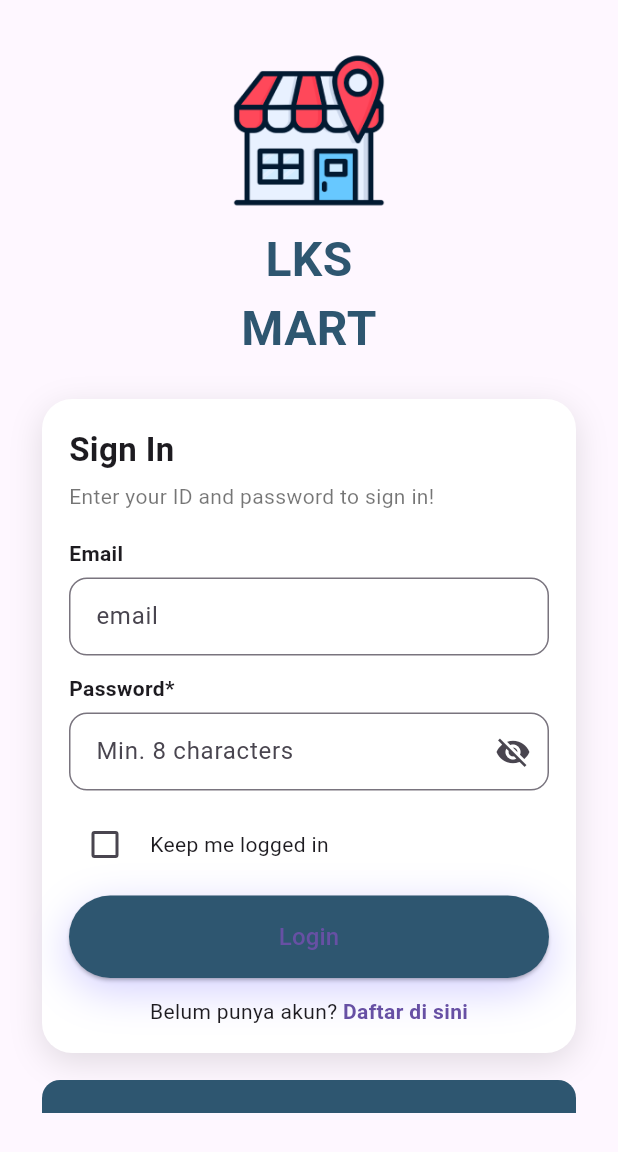
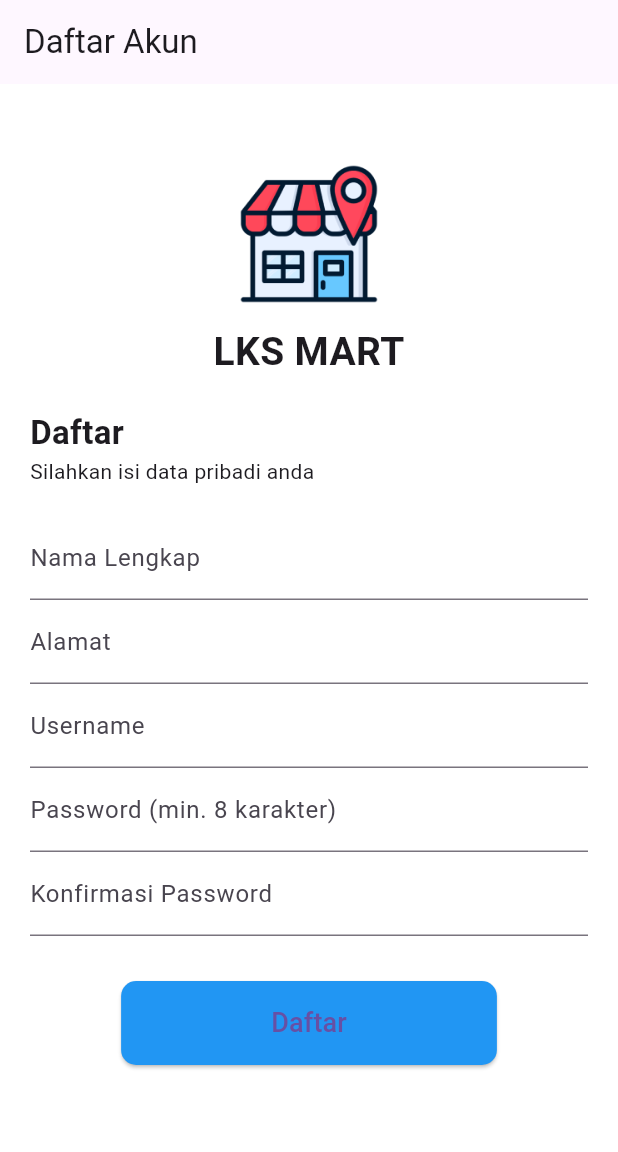
Before and after one commit to ShizukanaSeiza/UTS_Satria-Erlangga-Pradana_2407810040009, a Flutter app: the screen it shows after launch, on a phone screen of 412 x 824 dp. Shown: the top 1152 px of the screen. Run offline on Flutter 3.47's test engine with Material 3 defaults, Android fonts, the phone set to English and light mode, and no system bars.

Commit message:
Menu Daftar1

```diff
--- /dev/null
+++ b/uts_satria_erlangga_pradana_2407810040009/lib/jawaban/menudaftar.dart
@@ -0,0 +1,168 @@
+import 'package:flutter/material.dart';
+
+class RegisterMenuPage extends StatefulWidget {
+  const RegisterMenuPage({super.key});
+
+  @override
+  State<RegisterMenuPage> createState() => _RegisterMenuPageState();
+}
+
+class _RegisterMenuPageState extends State<RegisterMenuPage> {
+  final _formKey = GlobalKey<FormState>();
+  final _passwordController = TextEditingController();
+  final _confirmPasswordController = TextEditingController();
+
+  bool _isRegistered = false; // buat ganti tampilan dari daftar ke menu
+
+  // Data produk
+  final List<Map<String, dynamic>> items = const [
+    {
+      "kode_produk": "PRD-001",
+      "deskripsi": "Good Day Freeze",
+      "harga": 15000,
+      "stok": 5,
+      "rating": 4.8,
+      "gambar": "gambar/001.png"
+    },
+    {
+      "kode_produk": "PRD-002",
+      "deskripsi": "Kapal Api",
+      "harga": 20000,
+      "stok": 6,
+      "rating": 4.7,
+      "gambar": "gambar/002.png"
+    },
+    {
+      "kode_produk": "PRD-003",
+      "deskripsi": "Torabika Coffee",
+      "harga": 21000,
+      "stok": 5,
+      "rating": 4.8,
+      "gambar": "gambar/003.png"
+    },
+    {
+      "kode_produk": "PRD-004",
+      "deskripsi": "Pikopi",
+      "harga": 13000,
+      "stok": 5,
+      "rating": 4.4,
+      "gambar": "gambar/004.png"
+    },
+  ];
+
+  void _submitForm() {
+    if (_formKey.currentState!.validate()) {
+      setState(() {
+        _isRegistered = true; // tampilkan list produk
+      });
+    }
+  }
+
+  @override
+  Widget build(BuildContext context) {
+    return Scaffold(
+      backgroundColor: Colors.white,
+      appBar: AppBar(
+        title: Text(_isRegistered ? 'Menu Produk' : 'Daftar Akun'),
+      ),
+      body: _isRegistered ? _buildMenu() : _buildRegisterForm(),
+    );
+  }
+
+  // 🧾 Form Daftar
+  Widget _buildRegisterForm() {
+    return SingleChildScrollView(
+      padding: const EdgeInsets.all(20),
+      child: Form(
+        key: _formKey,
+        child: Column(
+          crossAxisAlignment: CrossAxisAlignment.start,
+          children: [
+            const SizedBox(height: 30),
+            Center(
+              child: Column(
+                children: [
+                  Image.asset('gambar/Logo.png', width: 100),
+                  const SizedBox(height: 10),
+                  const Text(
+                    'LKS MART',
+                    style: TextStyle(fontSize: 26, fontWeight: FontWeight.bold),
+                  ),
+                ],
+              ),
+            ),
+            const SizedBox(height: 20),
+            const Text('Daftar', style: TextStyle(fontSize: 22, fontWeight: FontWeight.bold)),
+            const Text('Silahkan isi data pribadi anda'),
+            const SizedBox(height: 20),
+            TextFormField(
+              decoration: const InputDecoration(labelText: 'Nama Lengkap'),
+              validator: (v) => v!.isEmpty ? 'Isi nama lengkap' : null,
+            ),
+            TextFormField(
+              decoration: const InputDecoration(labelText: 'Alamat'),
+              validator: (v) => v!.isEmpty ? 'Isi alamat' : null,
+            ),
+            TextFormField(
+              decoration: const InputDecoration(labelText: 'Username'),
+              validator: (v) => v!.isEmpty ? 'Isi username' : null,
+            ),
+            TextFormField(
+              controller: _passwordController,
+              obscureText: true,
+              decoration: const InputDecoration(labelText: 'Password (min. 8 karakter)'),
+              validator: (v) {
+                if (v == null || v.isEmpty) return 'Isi password';
+                if (v.length < 8) return 'Minimal 8 karakter';
+                return null;
+              },
+            ),
+            TextFormField(
+              controller: _confirmPasswordController,
+              obscureText: true,
+              decoration: const InputDecoration(labelText: 'Konfirmasi Password'),
+              validator: (v) {
+                if (v == null || v.isEmpty) return 'Konfirmasi password';
+                if (v != _passwordController.text) return 'Password tidak sama!';
+                return null;
+              },
+            ),
+            const SizedBox(height: 30),
+            Center(
+              child: ElevatedButton(
+                onPressed: _submitForm,
+                style: ElevatedButton.styleFrom(
+                  backgroundColor: Colors.blue,
+                  padding: const EdgeInsets.symmetric(horizontal: 100, vertical: 15),
+                  shape: RoundedRectangleBorder(
+                    borderRadius: BorderRadius.circular(10),
+                  ),
+                ),
+                child: const Text('Daftar', style: TextStyle(fontSize: 18)),
+              ),
+            ),
+          ],
+        ),
+      ),
+    );
+  }
+
+  // 🛍️ Tampilan List Produk
+  Widget _buildMenu() {
+    return ListView.builder(
+      itemCount: items.length,
+      itemBuilder: (context, index) {
+        final item = items[index];
+        return Card(
+          margin: const EdgeInsets.all(10),
+          child: ListTile(
+            leading: Image.asset(item['gambar'], width: 50, fit: BoxFit.cover),
+            title: Text(item['deskripsi']),
+            subtitle: Text('Harga: Rp${item['harga']} | Stok: ${item['stok']}'),
+            trailing: Text('⭐ ${item['rating']}'),
+          ),
+        );
+      },
+    );
+  }
+}
--- a/uts_satria_erlangga_pradana_2407810040009/lib/main.dart
+++ b/uts_satria_erlangga_pradana_2407810040009/lib/main.dart
@@ -1,5 +1,6 @@
 import 'package:flutter/material.dart';
-import 'package:uts_satria_erlangga_pradana_2407810040009/codelogin/login.dart';
+import 'package:uts_satria_erlangga_pradana_2407810040009/jawaban/login.dart';
+import 'package:uts_satria_erlangga_pradana_2407810040009/jawaban/menudaftar.dart';
 
 void main() {
   runApp(MyApp());
@@ -10,8 +11,6 @@ class MyApp extends StatelessWidget {
 
   @override
   Widget build(BuildContext context) {
-    return MaterialApp(
-      home: LoginPage(),
-    );
+    return MaterialApp(home: RegisterMenuPage());
   }
 }
```
Also changed, not shown: uts_satria_erlangga_pradana_2407810040009/lib/jawaban/login.dart (renamed from uts_satria_erlangga_pradana_2407810040009/lib/CodeLogin/Login.dart).
